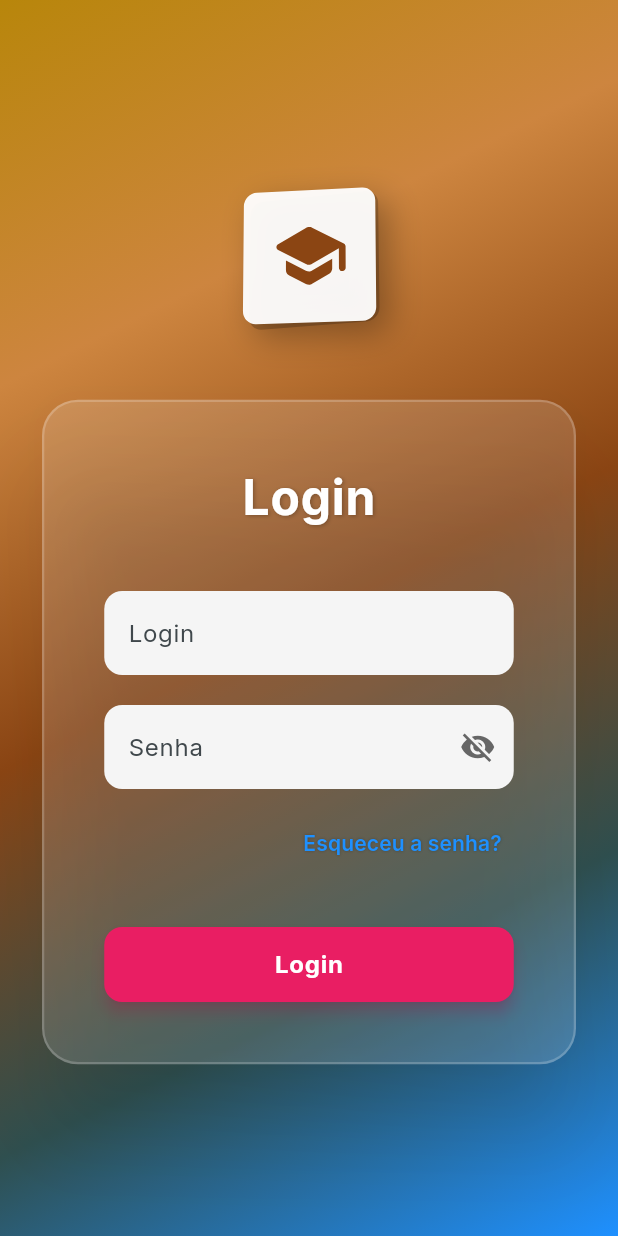
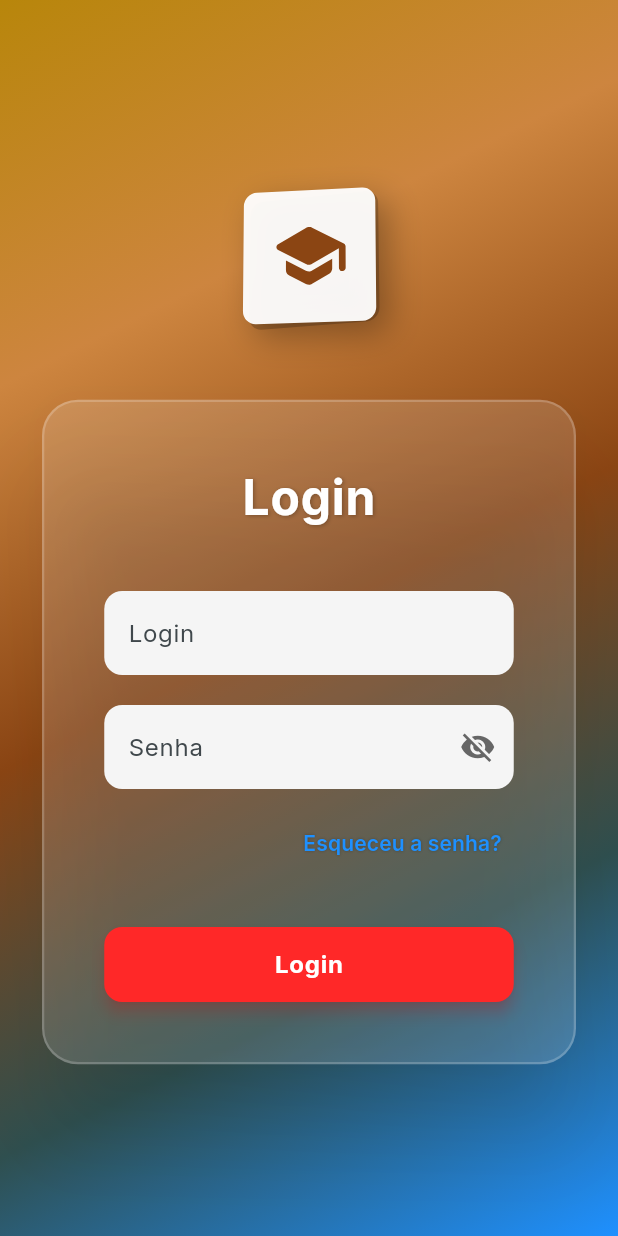
Before and after one commit to IMT-PII-4-Semestre/EducPoli, a Flutter app: the screen it shows after launch, on a phone screen of 412 x 824 dp. Run offline on Flutter 3.47's test engine with Material 3 defaults, Android fonts, the phone set to English and light mode, and no system bars; our stand-ins replace cloud_firestore, file_picker, firebase_auth, firebase_core, firebase_storage, google_fonts; accounts and stored records are empty.

Commit message:
chore: color change

```diff
--- a/lib/core/config/menu_config.dart
+++ b/lib/core/config/menu_config.dart
@@ -4,13 +4,13 @@ import '../../widgets/menu_lateral.dart';
 /// Configuração centralizada dos menus por tipo de usuário
 class MenuConfig {
   /// Cor principal do Aluno
-  static const Color corAluno = Color(0xFF7DD3FC);
+  static const Color corAluno = Color(0xCC1FB4C3);
 
   /// Cor principal do Professor
-  static const Color corProfessor = Color(0xFFFF9500);
+  static const Color corProfessor = Color(0xCCFAA41F);
 
   /// Cor principal do Diretor
-  static const Color corDiretor = Color(0xFFE74C3C);
+  static const Color corDiretor = Color(0xCCFF2828);
 
   /// Menu do Aluno
   static const List<ItemMenu> menuAluno = [
--- a/lib/pages/login.dart
+++ b/lib/pages/login.dart
@@ -277,12 +277,12 @@ class _TelaLoginState extends State<TelaLogin> {
                 child: ElevatedButton(
                   onPressed: _carregando ? null : _fazerLogin,
                   style: ElevatedButton.styleFrom(
-                    backgroundColor: const Color(0xFFE91E63),
+                    backgroundColor: const Color(0xFFFF2828),
                     foregroundColor: Colors.white,
                     disabledBackgroundColor:
-                        const Color(0xFFE91E63).withOpacity(0.6),
+                        const Color(0xFFFF2828).withOpacity(0.6),
                     elevation: 4,
-                    shadowColor: const Color(0xFFE91E63).withOpacity(0.5),
+                    shadowColor: const Color(0xFFFF2828).withOpacity(0.5),
                     shape: RoundedRectangleBorder(
                       borderRadius: BorderRadius.circular(12),
                     ),
```
